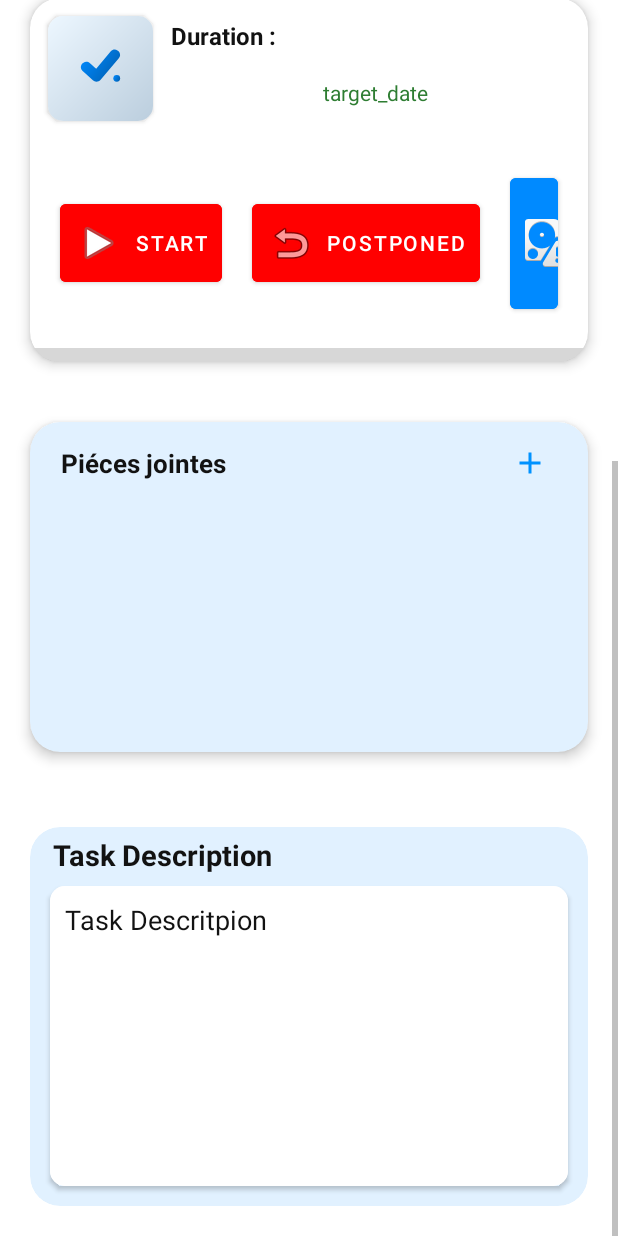
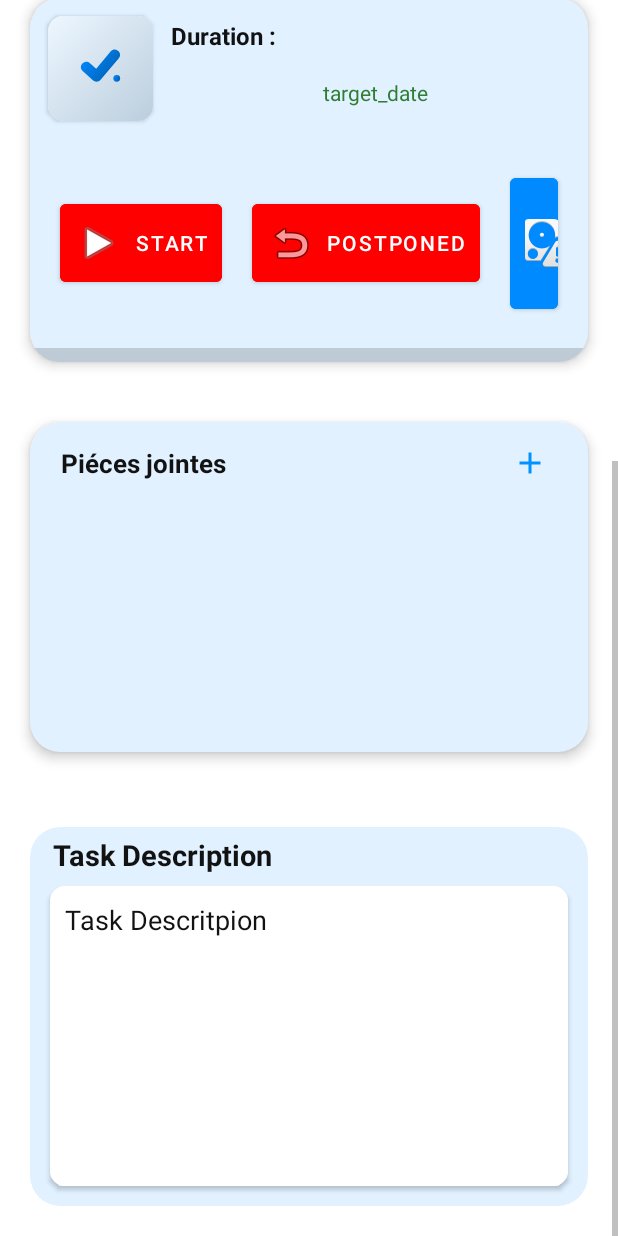
Before and after one commit to samar3-web/delivery, an Android app: the TaskDetail screen opened directly, with no data from a screen before it, scrolled down 489 dp, on a phone screen of 412 x 824 dp. Run offline under Robolectric (Android 15) with nearby library versions, the phone set to English and light mode, and no system bars; our stand-ins replace CircleImageView, Firebase (no records; nobody signed in at launch, a user with empty details on screens opened directly); libraries missing offline, so code that uses them is left out: com.microsoft.maps; plain views replace MapView; 5 statements that could not run were skipped.

Commit message:
Feature : optimizing some layouts

```diff
--- a/app/src/main/res/layout/activity_task_detail.xml
+++ b/app/src/main/res/layout/activity_task_detail.xml
@@ -191,7 +191,7 @@
                             android:layout_margin="20dp"
                             android:layout_marginTop="180dp"
                             android:padding="20dp"
-                            app:cardBackgroundColor="@color/colorTheme3"
+                            app:cardBackgroundColor="@color/colorTheme4"
                             app:cardCornerRadius="20dp"
                             app:cardElevation="10dp"
                             app:cardMaxElevation="12dp"
--- a/app/src/main/res/layout/task_manager_cardview.xml
+++ b/app/src/main/res/layout/task_manager_cardview.xml
@@ -6,6 +6,8 @@
     android:layout_height="wrap_content"
     android:id="@+id/item_cardView"
     xmlns:tools="http://schemas.android.com/tools"
+
+    app:cardBackgroundColor="@color/colorTheme4"
     android:layout_margin="20dp"
     app:cardCornerRadius="20dp"
     app:cardElevation="5dp"
```
